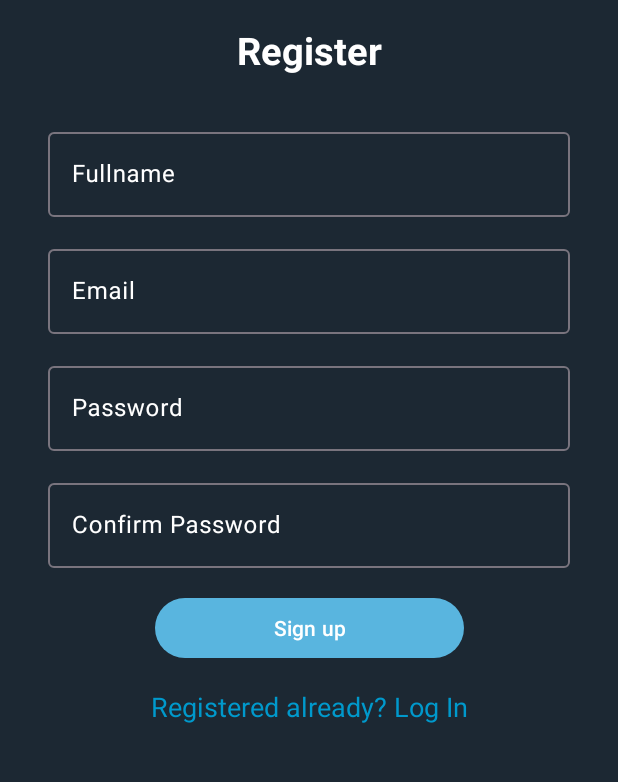
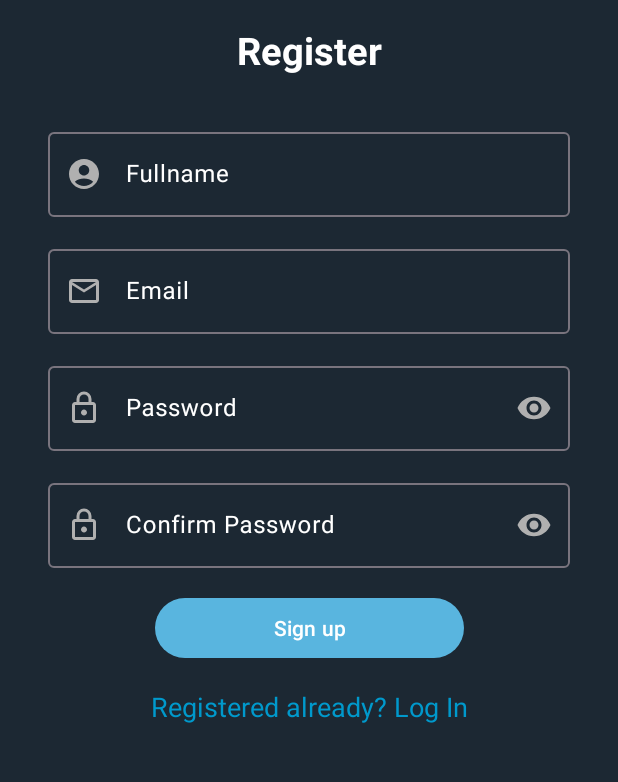
Before and after one commit to IanGalarza/TP-INTEGRADOR-MODULO_NATIVO-ECOTRACKER, an Android app: the RegisterFragment screen opened through its navigation route, on a phone screen of 412 x 824 dp, the part 270-1052 px from its top. Run offline under Robolectric (Android 15) with nearby library versions, the phone set to English and light mode, and no system bars; our stand-ins replace Firebase (no records; nobody signed in at launch, a user with empty details on screens opened directly); 1 statement that could not run was skipped.

Commit message:
Mejoras del diseño de login y registro

```diff
--- /dev/null
+++ b/app/src/main/res/drawable/ic_email.xml
@@ -0,0 +1,9 @@
+<vector xmlns:android="http://schemas.android.com/apk/res/android"
+    android:width="24dp"
+    android:height="24dp"
+    android:viewportWidth="960"
+    android:viewportHeight="960">
+  <path
+      android:pathData="M160,800q-33,0 -56.5,-23.5T80,720v-480q0,-33 23.5,-56.5T160,160h640q33,0 56.5,23.5T880,240v480q0,33 -23.5,56.5T800,800L160,800ZM480,520L160,320v400h640v-400L480,520ZM480,440 L800,240L160,240l320,200ZM160,320v-80,480 -400Z"
+      android:fillColor="#e3e3e3"/>
+</vector>
--- /dev/null
+++ b/app/src/main/res/drawable/ic_lock.xml
@@ -0,0 +1,9 @@
+<vector xmlns:android="http://schemas.android.com/apk/res/android"
+    android:width="24dp"
+    android:height="24dp"
+    android:viewportWidth="960"
+    android:viewportHeight="960">
+  <path
+      android:pathData="M240,880q-33,0 -56.5,-23.5T160,800v-400q0,-33 23.5,-56.5T240,320h40v-80q0,-83 58.5,-141.5T480,40q83,0 141.5,58.5T680,240v80h40q33,0 56.5,23.5T800,400v400q0,33 -23.5,56.5T720,880L240,880ZM240,800h480v-400L240,400v400ZM480,680q33,0 56.5,-23.5T560,600q0,-33 -23.5,-56.5T480,520q-33,0 -56.5,23.5T400,600q0,33 23.5,56.5T480,680ZM360,320h240v-80q0,-50 -35,-85t-85,-35q-50,0 -85,35t-35,85v80ZM240,800v-400,400Z"
+      android:fillColor="#e3e3e3"/>
+</vector>
--- /dev/null
+++ b/app/src/main/res/drawable/ic_person.xml
@@ -0,0 +1,5 @@
+<vector xmlns:android="http://schemas.android.com/apk/res/android" android:height="24dp" android:tint="#000000" android:viewportHeight="24" android:viewportWidth="24" android:width="24dp">
+
+    <path android:fillColor="@android:color/white" android:pathData="M19,3H5C3.9,3 3,3.9 3,5v14c0,1.1 0.9,2 2,2h14c1.1,0 2,-0.9 2,-2V5C21,3.9 20.1,3 19,3zM12,6c1.93,0 3.5,1.57 3.5,3.5c0,1.93 -1.57,3.5 -3.5,3.5s-3.5,-1.57 -3.5,-3.5C8.5,7.57 10.07,6 12,6zM19,19H5v-0.23c0,-0.62 0.28,-1.2 0.76,-1.58C7.47,15.82 9.64,15 12,15s4.53,0.82 6.24,2.19c0.48,0.38 0.76,0.97 0.76,1.58V19z"/>
+
+</vector>
--- a/app/src/main/res/layout/fragment_login.xml
+++ b/app/src/main/res/layout/fragment_login.xml
@@ -51,6 +51,8 @@
             android:layout_marginHorizontal="32dp"
             android:textColor="@color/white"
             android:textColorHint="@color/white"
+            app:startIconDrawable="@drawable/ic_email"
+            app:startIconTint="@color/gray"
             app:layout_constraintTop_toBottomOf="@id/titleLogin"
             app:layout_constraintStart_toStartOf="parent"
             app:layout_constraintEnd_toEndOf="parent">
@@ -73,6 +75,10 @@
             android:layout_marginHorizontal="32dp"
             android:textColor="@color/white"
             android:textColorHint="@color/white"
+            app:startIconDrawable="@drawable/ic_lock"
+            app:startIconTint="@color/gray"
+            app:endIconMode="password_toggle"
+            app:endIconTint="@color/gray"
             app:layout_constraintTop_toBottomOf="@id/emailLayout"
             app:layout_constraintStart_toStartOf="parent"
             app:layout_constraintEnd_toEndOf="parent">
--- a/app/src/main/res/layout/fragment_register.xml
+++ b/app/src/main/res/layout/fragment_register.xml
@@ -49,6 +49,8 @@
             android:layout_marginHorizontal="32dp"
             android:textColor="@color/white"
             android:textColorHint="@color/white"
+            app:startIconDrawable="@drawable/ic_profile"
+            app:startIconTint="@color/gray"
             app:layout_constraintTop_toBottomOf="@id/titleRegister"
             app:layout_constraintStart_toStartOf="parent"
             app:layout_constraintEnd_toEndOf="parent">
@@ -71,6 +73,8 @@
             android:layout_marginHorizontal="32dp"
             android:textColor="@color/white"
             android:textColorHint="@color/white"
+            app:startIconDrawable="@drawable/ic_email"
+            app:startIconTint="@color/gray"
             app:layout_constraintTop_toBottomOf="@id/nameLayout"
             app:layout_constraintStart_toStartOf="parent"
             app:layout_constraintEnd_toEndOf="parent" >
@@ -93,6 +97,10 @@
             android:layout_marginHorizontal="32dp"
             android:textColor="@color/white"
             android:textColorHint="@color/white"
+            app:startIconDrawable="@drawable/ic_lock"
+            app:startIconTint="@color/gray"
+            app:endIconMode="password_toggle"
+            app:endIconTint="@color/gray"
             app:layout_constraintTop_toBottomOf="@id/emailLayout"
             app:layout_constraintStart_toStartOf="parent"
             app:layout_constraintEnd_toEndOf="parent" >
@@ -116,6 +124,10 @@
             android:layout_marginHorizontal="32dp"
             android:textColor="@color/white"
             android:textColorHint="@color/white"
+            app:startIconDrawable="@drawable/ic_lock"
+            app:startIconTint="@color/gray"
+            app:endIconMode="password_toggle"
+            app:endIconTint="@color/gray"
             app:layout_constraintTop_toBottomOf="@id/passwordLayout"
             app:layout_constraintStart_toStartOf="parent"
             app:layout_constraintEnd_toEndOf="parent">
```
